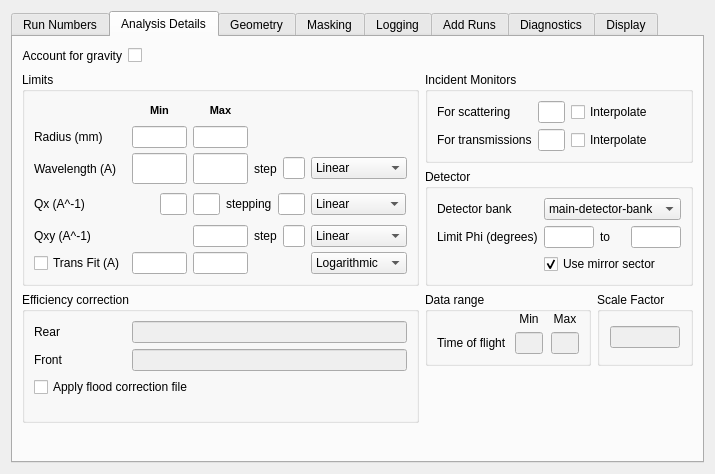
Old version of the form Code/Mantid/MantidQt/CustomInterfaces/inc/MantidQtCustomInterfaces/SANSRunWindow.ui in the repository mantidproject/mantid.
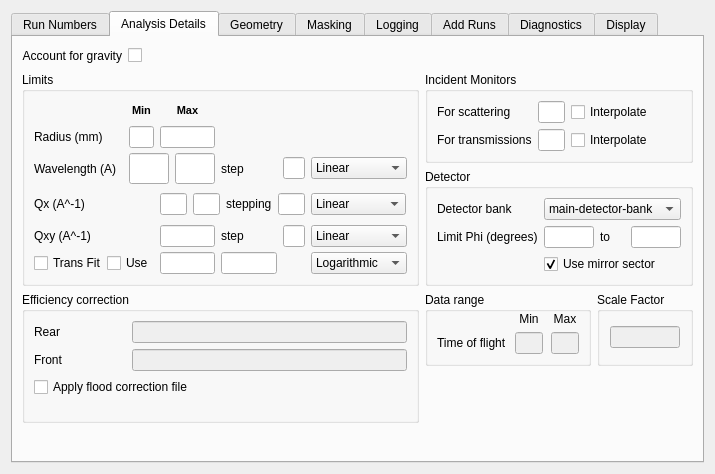
New version of the form. The open tabs and pages were chosen to show the change. Custom widgets are drawn as their Qt base class.

Commit message: Update Trans Fit in Analysis tab. re #5370

```diff
--- a/Code/Mantid/MantidQt/CustomInterfaces/inc/MantidQtCustomInterfaces/SANSRunWindow.ui
+++ b/Code/Mantid/MantidQt/CustomInterfaces/inc/MantidQtCustomInterfaces/SANSRunWindow.ui
@@ -62,7 +62,7 @@
       <string notr="true"/>
      </property>
      <property name="currentIndex">
-      <number>0</number>
+      <number>1</number>
      </property>
      <property name="elideMode">
       <enum>Qt::ElideNone</enum>
@@ -797,6 +797,40 @@
        <string>Analysis Details</string>
       </attribute>
       <layout class="QGridLayout" name="gridLayout_13">
+       <item row="0" column="0">
+        <layout class="QHBoxLayout" name="horizontalLayout">
+         <item>
+          <widget class="QLabel" name="label_23">
+           <property name="text">
+            <string>Account for gravity</string>
+           </property>
+           <property name="alignment">
+            <set>Qt::AlignRight|Qt::AlignTrailing|Qt::AlignVCenter</set>
+           </property>
+          </widget>
+         </item>
+         <item>
+          <widget class="QCheckBox" name="gravity_check">
+           <property name="text">
+            <string/>
+           </property>
+          </widget>
+         </item>
+         <item>
+          <spacer name="horizontalSpacer">
+           <property name="orientation">
+            <enum>Qt::Horizontal</enum>
+           </property>
+           <property name="sizeHint" stdset="0">
+            <size>
+             <width>40</width>
+             <height>20</height>
+            </size>
+           </property>
+          </spacer>
+         </item>
+        </layout>
+       </item>
        <item row="1" column="0">
         <layout class="QHBoxLayout" name="horizontalLayout_4">
          <item>
@@ -833,6 +867,46 @@
               </property>
              </spacer>
             </item>
+            <item row="0" column="2">
+             <widget class="QLabel" name="limits_min_lbl">
+              <property name="sizePolicy">
+               <sizepolicy hsizetype="Preferred" vsizetype="Maximum">
+                <horstretch>0</horstretch>
+                <verstretch>0</verstretch>
+               </sizepolicy>
+              </property>
+              <property name="text">
+               <string>&lt;!DOCTYPE HTML PUBLIC &quot;-//W3C//DTD HTML 4.0//EN&quot; &quot;http://www.w3.org/TR/REC-html40/strict.dtd&quot;&gt;
+&lt;html&gt;&lt;head&gt;&lt;meta name=&quot;qrichtext&quot; content=&quot;1&quot; /&gt;&lt;style type=&quot;text/css&quot;&gt;
+p, li { white-space: pre-wrap; }
+&lt;/style&gt;&lt;/head&gt;&lt;body style=&quot; font-family:'MS Shell Dlg 2'; font-size:8.25pt; font-weight:400; font-style:normal;&quot;&gt;
+&lt;p style=&quot; margin-top:0px; margin-bottom:0px; margin-left:0px; margin-right:0px; -qt-block-indent:0; text-indent:0px; font-size:8pt;&quot;&gt;&lt;span style=&quot; font-weight:600;&quot;&gt;Min&lt;/span&gt;&lt;/p&gt;&lt;/body&gt;&lt;/html&gt;</string>
+              </property>
+              <property name="alignment">
+               <set>Qt::AlignCenter</set>
+              </property>
+             </widget>
+            </item>
+            <item row="0" column="3">
+             <widget class="QLabel" name="limits_max_lbl">
+              <property name="sizePolicy">
+               <sizepolicy hsizetype="Preferred" vsizetype="Maximum">
+                <horstretch>0</horstretch>
+                <verstretch>0</verstretch>
+               </sizepolicy>
+              </property>
+              <property name="text">
+               <string>&lt;!DOCTYPE HTML PUBLIC &quot;-//W3C//DTD HTML 4.0//EN&quot; &quot;http://www.w3.org/TR/REC-html40/strict.dtd&quot;&gt;
+&lt;html&gt;&lt;head&gt;&lt;meta name=&quot;qrichtext&quot; content=&quot;1&quot; /&gt;&lt;style type=&quot;text/css&quot;&gt;
+p, li { white-space: pre-wrap; }
+&lt;/style&gt;&lt;/head&gt;&lt;body style=&quot; font-family:'MS Shell Dlg 2'; font-size:8.25pt; font-weight:400; font-style:normal;&quot;&gt;
+&lt;p style=&quot; margin-top:0px; margin-bottom:0px; margin-left:0px; margin-right:0px; -qt-block-indent:0; text-indent:0px; font-size:8pt;&quot;&gt;&lt;span style=&quot; font-weight:600;&quot;&gt;Max&lt;/span&gt;&lt;/p&gt;&lt;/body&gt;&lt;/html&gt;</string>
+              </property>
+              <property name="alignment">
+               <set>Qt::AlignCenter</set>
+              </property>
+             </widget>
+            </item>
             <item row="1" column="0">
              <widget class="QLabel" name="label_3">
               <property name="text">
@@ -840,14 +914,7 @@
               </property>
              </widget>
             </item>
-            <item row="5" column="0">
-             <widget class="QLabel" name="qxy_lb">
-              <property name="text">
-               <string>Qxy (A^-1)</string>
-              </property>
-             </widget>
-            </item>
-            <item row="1" column="1">
+            <item row="1" column="2">
              <widget class="QLineEdit" name="rad_min">
               <property name="sizePolicy">
                <sizepolicy hsizetype="Preferred" vsizetype="Maximum">
@@ -863,7 +930,7 @@
               </property>
              </widget>
             </item>
-            <item row="1" column="2">
+            <item row="1" column="3">
              <widget class="QLineEdit" name="rad_max">
               <property name="sizePolicy">
                <sizepolicy hsizetype="Preferred" vsizetype="Preferred">
@@ -879,50 +946,105 @@
               </property>
              </widget>
             </item>
-            <item row="0" column="2">
-             <widget class="QLabel" name="limits_max_lbl">
-              <property name="sizePolicy">
-               <sizepolicy hsizetype="Preferred" vsizetype="Maximum">
-                <horstretch>0</horstretch>
-                <verstretch>0</verstretch>
-               </sizepolicy>
+            <item row="2" column="0">
+             <widget class="QLabel" name="wavlength_lb">
+              <property name="toolTip">
+               <string>Controls the output from convert to wavelength</string>
               </property>
               <property name="text">
-               <string>&lt;!DOCTYPE HTML PUBLIC &quot;-//W3C//DTD HTML 4.0//EN&quot; &quot;http://www.w3.org/TR/REC-html40/strict.dtd&quot;&gt;
-&lt;html&gt;&lt;head&gt;&lt;meta name=&quot;qrichtext&quot; content=&quot;1&quot; /&gt;&lt;style type=&quot;text/css&quot;&gt;
-p, li { white-space: pre-wrap; }
-&lt;/style&gt;&lt;/head&gt;&lt;body style=&quot; font-family:'MS Shell Dlg 2'; font-size:8.25pt; font-weight:400; font-style:normal;&quot;&gt;
-&lt;p style=&quot; margin-top:0px; margin-bottom:0px; margin-left:0px; margin-right:0px; -qt-block-indent:0; text-indent:0px; font-size:8pt;&quot;&gt;&lt;span style=&quot; font-weight:600;&quot;&gt;Max&lt;/span&gt;&lt;/p&gt;&lt;/body&gt;&lt;/html&gt;</string>
+               <string>Wavelength (A)</string>
               </property>
-              <property name="alignment">
-               <set>Qt::AlignCenter</set>
-              </property>
              </widget>
             </item>
-            <item row="5" column="2">
-             <widget class="QLineEdit" name="qy_max">
-              <property name="sizePolicy">
-               <sizepolicy hsizetype="Preferred" vsizetype="Preferred">
-                <horstretch>0</horstretch>
-                <verstretch>0</verstretch>
-               </sizepolicy>
+            <item row="2" column="2" colspan="2">
+             <widget class="QStackedWidget" name="wav_stack">
+              <property name="autoFillBackground">
+               <bool>false</bool>
               </property>
-              <property name="maximumSize">
-               <size>
-                <width>70</width>
-                <height>16777215</height>
-               </size>
+              <property name="lineWidth">
+               <number>1</number>
               </property>
-             </widget>
-            </item>
-            <item row="5" column="3">
-             <widget class="QLabel" name="qy_step_lbl">
-              <property name="text">
-               <string>step</string>
+              <property name="currentIndex">
+               <number>0</number>
               </property>
+              <widget class="QWidget" name="page_7">
+               <layout class="QGridLayout" name="gridLayout_21">
+                <property name="margin">
+                 <number>0</number>
+                </property>
+                <item row="0" column="1">
+                 <widget class="QLineEdit" name="wav_min">
+                  <property name="sizePolicy">
+                   <sizepolicy hsizetype="Preferred" vsizetype="Preferred">
+                    <horstretch>0</horstretch>
+                    <verstretch>0</verstretch>
+                   </sizepolicy>
+                  </property>
+                  <property name="maximumSize">
+                   <size>
+                    <width>70</width>
+                    <height>16777215</height>
+                   </size>
+                  </property>
+                  <property name="toolTip">
+                   <string>Start and end wavelengths used by convert to wavelengh</string>
+                  </property>
+                 </widget>
+                </item>
+                <item row="0" column="2">
+                 <widget class="QLineEdit" name="wav_max">
+                  <property name="sizePolicy">
+                   <sizepolicy hsizetype="Preferred" vsizetype="Preferred">
+                    <horstretch>0</horstretch>
+                    <verstretch>0</verstretch>
+                   </sizepolicy>
+                  </property>
+                  <property name="maximumSize">
+                   <size>
+                    <width>70</width>
+                    <height>16777215</height>
+                   </size>
+                  </property>
+                 </widget>
+                </item>
+               </layout>
+              </widget>
+              <widget class="QWidget" name="page_8">
+               <layout class="QHBoxLayout" name="horizontalLayout_18">
+                <property name="margin">
+                 <number>0</number>
+                </property>
+                <item>
+                 <widget class="QLineEdit" name="wavRanges">
+                  <property name="toolTip">
+                   <string>Comma separated list of wavelength ranges. One reduction
+will always be done between the first and last ranges the
+intermediate ranges are there for comparison</string>
+                  </property>
+                 </widget>
+                </item>
+                <item>
+                 <widget class="QLabel" name="wavRanVal_lb">
+                  <property name="text">
+                   <string>*</string>
+                  </property>
+                  <property name="textFormat">
+                   <enum>Qt::AutoText</enum>
+                  </property>
+                 </widget>
+                </item>
+               </layout>
+              </widget>
              </widget>
             </item>
             <item row="2" column="4">
+             <widget class="QLabel" name="wav_step_lbl">
+              <property name="text">
+               <string>step</string>
+              </property>
+             </widget>
+            </item>
+            <item row="2" column="5">
              <widget class="QLineEdit" name="wav_dw">
               <property name="sizePolicy">
                <sizepolicy hsizetype="Maximum" vsizetype="Maximum">
@@ -941,23 +1063,7 @@
               </property>
              </widget>
             </item>
-            <item row="5" column="4">
-             <widget class="QLineEdit" name="qy_dqy">
-              <property name="sizePolicy">
-               <sizepolicy hsizetype="Expanding" vsizetype="Maximum">
-                <horstretch>0</horstretch>
-                <verstretch>0</verstretch>
-               </sizepolicy>
-              </property>
-              <property name="maximumSize">
-               <size>
-                <width>70</width>
-                <height>16777215</height>
-               </size>
-              </property>
-             </widget>
-            </item>
-            <item row="2" column="5">
+            <item row="2" column="6">
              <widget class="QComboBox" name="wav_dw_opt">
               <property name="sizePolicy">
                <sizepolicy hsizetype="Maximum" vsizetype="Maximum">
@@ -996,42 +1102,7 @@
               </item>
              </widget>
             </item>
-            <item row="5" column="5">
-             <widget class="QComboBox" name="qy_dqy_opt">
-              <property name="sizePolicy">
-               <sizepolicy hsizetype="Preferred" vsizetype="Preferred">
-                <horstretch>0</horstretch>
-                <verstretch>0</verstretch>
-               </sizepolicy>
-              </property>
-              <item>
-               <property name="text">
-                <string>Linear</string>
-               </property>
-              </item>
-             </widget>
-            </item>
-            <item row="0" column="1">
-             <widget class="QLabel" name="limits_min_lbl">
-              <property name="sizePolicy">
-               <sizepolicy hsizetype="Preferred" vsizetype="Maximum">
-                <horstretch>0</horstretch>
-                <verstretch>0</verstretch>
-               </sizepolicy>
-              </property>
-              <property name="text">
-               <string>&lt;!DOCTYPE HTML PUBLIC &quot;-//W3C//DTD HTML 4.0//EN&quot; &quot;http://www.w3.org/TR/REC-html40/strict.dtd&quot;&gt;
-&lt;html&gt;&lt;head&gt;&lt;meta name=&quot;qrichtext&quot; content=&quot;1&quot; /&gt;&lt;style type=&quot;text/css&quot;&gt;
-p, li { white-space: pre-wrap; }
-&lt;/style&gt;&lt;/head&gt;&lt;body style=&quot; font-family:'MS Shell Dlg 2'; font-size:8.25pt; font-weight:400; font-style:normal;&quot;&gt;
-&lt;p style=&quot; margin-top:0px; margin-bottom:0px; margin-left:0px; margin-right:0px; -qt-block-indent:0; text-indent:0px; font-size:8pt;&quot;&gt;&lt;span style=&quot; font-weight:600;&quot;&gt;Min&lt;/span&gt;&lt;/p&gt;&lt;/body&gt;&lt;/html&gt;</string>
-              </property>
-              <property name="alignment">
-               <set>Qt::AlignCenter</set>
-              </property>
-             </widget>
-            </item>
-            <item row="3" column="0" colspan="5">
+            <item row="3" column="0" colspan="6">
              <widget class="QStackedWidget" name="q_stack">
               <property name="autoFillBackground">
                <bool>false</bool>
@@ -1148,7 +1219,7 @@
               </widget>
              </widget>
             </item>
-            <item row="3" column="5">
+            <item row="3" column="6">
              <widget class="QComboBox" name="q_dq_opt">
               <property name="sizePolicy">
                <sizepolicy hsizetype="Maximum" vsizetype="Maximum">
@@ -1188,23 +1259,68 @@
               </item>
              </widget>
             </item>
-            <item row="2" column="0">
-             <widget class="QLabel" name="wavlength_lb">
-              <property name="toolTip">
-               <string>Controls the output from convert to wavelength</string>
+            <item row="5" column="0">
+             <widget class="QLabel" name="qxy_lb">
+              <property name="text">
+               <string>Qxy (A^-1)</string>
               </property>
+             </widget>
+            </item>
+            <item row="5" column="3">
+             <widget class="QLineEdit" name="qy_max">
+              <property name="sizePolicy">
+               <sizepolicy hsizetype="Preferred" vsizetype="Preferred">
+                <horstretch>0</horstretch>
+                <verstretch>0</verstretch>
+               </sizepolicy>
+              </property>
+              <property name="maximumSize">
+               <size>
+                <width>70</width>
+                <height>16777215</height>
+               </size>
+              </property>
+             </widget>
+            </item>
+            <item row="5" column="4">
+             <widget class="QLabel" name="qy_step_lbl">
               <property name="text">
-               <string>Wavelength (A)</string>
+               <string>step</string>
               </property>
              </widget>
             </item>
-            <item row="6" column="1">
-             <widget class="QLineEdit" name="trans_min"/>
+            <item row="5" column="5">
+             <widget class="QLineEdit" name="qy_dqy">
+              <property name="sizePolicy">
+               <sizepolicy hsizetype="Expanding" vsizetype="Maximum">
+                <horstretch>0</horstretch>
+                <verstretch>0</verstretch>
+               </sizepolicy>
+              </property>
+              <property name="maximumSize">
+               <size>
+                <width>70</width>
+                <height>16777215</height>
+               </size>
+              </property>
+             </widget>
             </item>
-            <item row="6" column="2">
-             <widget class="QLineEdit" name="trans_max"/>
+            <item row="5" column="6">
+             <widget class="QComboBox" name="qy_dqy_opt">
+              <property name="sizePolicy">
+               <sizepolicy hsizetype="Preferred" vsizetype="Preferred">
+                <horstretch>0</horstretch>
+                <verstretch>0</verstretch>
+               </sizepolicy>
+              </property>
+              <item>
+               <property name="text">
+                <string>Linear</string>
+               </property>
+              </item>
+             </widget>
             </item>
-            <item row="6" column="5">
+            <item row="6" column="6">
              <widget class="QComboBox" name="trans_opt">
               <item>
                <property name="text">
@@ -1216,107 +1332,31 @@
                 <string>Linear</string>
                </property>
               </item>
-              <item>
-               <property name="text">
-                <string>Off</string>
-               </property>
-              </item>
              </widget>
             </item>
-            <item row="2" column="1" colspan="2">
-             <widget class="QStackedWidget" name="wav_stack">
-              <property name="autoFillBackground">
-               <bool>false</bool>
-              </property>
-              <property name="lineWidth">
-               <number>1</number>
-              </property>
-              <property name="currentIndex">
-               <number>0</number>
-              </property>
-              <widget class="QWidget" name="page_7">
-               <layout class="QGridLayout" name="gridLayout_21">
-                <property name="margin">
-                 <number>0</number>
+            <item row="6" column="0" colspan="3">
+             <layout class="QHBoxLayout" name="horizontalLayout_8">
+              <item>
+               <widget class="QCheckBox" name="transFitOnOff">
+                <property name="text">
+                 <string>Trans Fit</string>
                 </property>
-                <item row="0" column="1">
-                 <widget class="QLineEdit" name="wav_min">
-                  <property name="sizePolicy">
-                   <sizepolicy hsizetype="Preferred" vsizetype="Preferred">
-                    <horstretch>0</horstretch>
-                    <verstretch>0</verstretch>
-                   </sizepolicy>
-                  </property>
-                  <property name="maximumSize">
-                   <size>
-                    <width>70</width>
-                    <height>16777215</height>
-                   </size>
-                  </property>
-                  <property name="toolTip">
-                   <string>Start and end wavelengths used by convert to wavelengh</string>
-                  </property>
-                 </widget>
-                </item>
-                <item row="0" column="2">
-                 <widget class="QLineEdit" name="wav_max">
-                  <property name="sizePolicy">
-                   <sizepolicy hsizetype="Preferred" vsizetype="Preferred">
-                    <horstretch>0</horstretch>
-                    <verstretch>0</verstretch>
-                   </sizepolicy>
-                  </property>
-                  <property name="maximumSize">
-                   <size>
-                    <width>70</width>
-                    <height>16777215</height>
-                   </size>
-                  </property>
-                 </widget>
-                </item>
-               </layout>
-              </widget>
-              <widget class="QWidget" name="page_8">
-               <layout class="QHBoxLayout" name="horizontalLayout_18">
-                <property name="margin">
-                 <number>0</number>
+               </widget>
+              </item>
+              <item>
+               <widget class="QCheckBox" name="transFit_ck">
+                <property name="text">
+                 <string>Use</string>
                 </property>
-                <item>
-                 <widget class="QLineEdit" name="wavRanges">
-                  <property name="toolTip">
-                   <string>Comma separated list of wavelength ranges. One reduction
-will always be done between the first and last ranges the
-intermediate ranges are there for comparison</string>
-                  </property>
-                 </widget>
-                </item>
-                <item>
-                 <widget class="QLabel" name="wavRanVal_lb">
-                  <property name="text">
-                   <string>*</string>
-                  </property>
-                  <property name="textFormat">
-                   <enum>Qt::AutoText</enum>
-                  </property>
-                 </widget>
-                </item>
-               </layout>
-              </widget>
-             </widget>
+               </widget>
+              </item>
+             </layout>
             </item>
-            <item row="2" column="3">
-             <widget class="QLabel" name="wav_step_lbl">
-              <property name="text">
-               <string>step</string>
-              </property>
-             </widget>
+            <item row="6" column="4">
+             <widget class="QLineEdit" name="trans_max"/>
             </item>
-            <item row="6" column="0">
-             <widget class="QCheckBox" name="transFit_ck">
-              <property name="text">
-               <string>Trans Fit (A)</string>
-              </property>
-             </widget>
+            <item row="6" column="3">
+             <widget class="QLineEdit" name="trans_min"/>
             </item>
            </layout>
           </widget>
@@ -1741,40 +1781,6 @@
          </property>
         </spacer>
        </item>
-       <item row="0" column="0">
-        <layout class="QHBoxLayout" name="horizontalLayout">
-         <item>
-          <widget class="QLabel" name="label_23">
-           <property name="text">
-            <string>Account for gravity</string>
-           </property>
-           <property name="alignment">
-            <set>Qt::AlignRight|Qt::AlignTrailing|Qt::AlignVCenter</set>
-           </property>
-          </widget>
-         </item>
-         <item>
-          <widget class="QCheckBox" name="gravity_check">
-           <property name="text">
-            <string/>
-           </property>
-          </widget>
-         </item>
-         <item>
-          <spacer name="horizontalSpacer">
-           <property name="orientation">
-            <enum>Qt::Horizontal</enum>
-           </property>
-           <property name="sizeHint" stdset="0">
-            <size>
-             <width>40</width>
-             <height>20</height>
-            </size>
-           </property>
-          </spacer>
-         </item>
-        </layout>
-       </item>
       </layout>
      </widget>
      <widget class="QWidget" name="tab_4">
```
Left out of the diff: 2 changed lines with no effect on the pictures. The commit also changes 1 other file.
